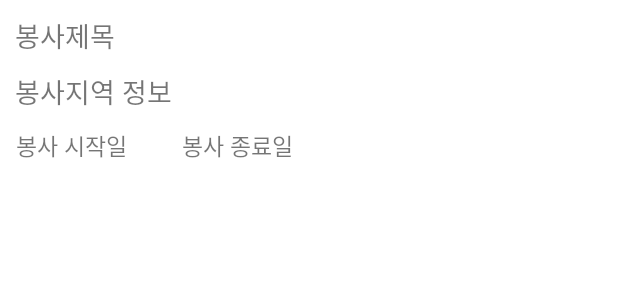
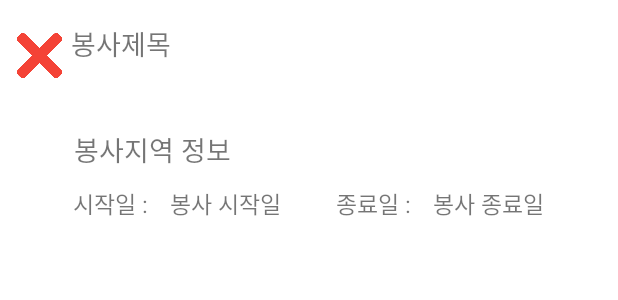
Before and after one commit to MJTeamProject1/VolunteerApp, an Android app: the layout favorite_rv_item.xml on its own in the app's theme, with its tools: preview values and no code run, on a phone screen of 412 x 824 dp. Shown: the top 300 px of the screen. Run offline under Robolectric (Android 15) with nearby library versions, the phone set to English and light mode, and no system bars; network calls fail.

Commit message:
update
즐겨찾기 삭제 업데이트 - 버그 있음

```diff
--- a/app/src/main/java/com/team1/volunteerapp/Favorite/FavoriteRVAdapter.kt
+++ b/app/src/main/java/com/team1/volunteerapp/Favorite/FavoriteRVAdapter.kt
@@ -1,13 +1,18 @@
 package com.team1.volunteerapp.Favorite
 
 import android.os.Build
+import android.util.Log
 import android.view.LayoutInflater
 import android.view.View
 import android.view.ViewGroup
+import android.widget.ImageView
 import android.widget.TextView
+import android.widget.Toast
 import androidx.annotation.RequiresApi
 import androidx.recyclerview.widget.RecyclerView
 import com.team1.volunteerapp.R
+import com.team1.volunteerapp.utils.FBAuth
+import com.team1.volunteerapp.utils.FBRef
 import kotlinx.coroutines.CoroutineScope
 import kotlinx.coroutines.Dispatchers
 import kotlinx.coroutines.launch
@@ -18,7 +23,7 @@ import org.w3c.dom.Node
 import org.w3c.dom.NodeList
 import javax.xml.parsers.DocumentBuilderFactory
 
-class FavoriteRVAdapter (val items : MutableList<String>) : RecyclerView.Adapter<FavoriteRVAdapter.ViewHolder>(){
+class FavoriteRVAdapter (val items : MutableList<String>, val keyList :ArrayList<String>) : RecyclerView.Adapter<FavoriteRVAdapter.ViewHolder>(){
     override fun onCreateViewHolder(parent: ViewGroup, viewType: Int): ViewHolder {
         val view1 = LayoutInflater.from(parent.context).inflate(R.layout.favorite_rv_item, parent, false)
 
@@ -32,7 +37,7 @@ class FavoriteRVAdapter (val items : MutableList<String>) : RecyclerView.Adapter
                 itemClick?.onClick(v, position)
             }
         }
-        holder.bindItems(items[position])
+        holder.bindItems(items[position], keyList[position])
     }
 
     override fun getItemCount(): Int {
@@ -46,7 +51,20 @@ class FavoriteRVAdapter (val items : MutableList<String>) : RecyclerView.Adapter
 
     inner class ViewHolder(itemView: View) : RecyclerView.ViewHolder(itemView){
         @RequiresApi(Build.VERSION_CODES.N)
-        fun bindItems(item : String){
+        fun bindItems(item : String, key : String){
+
+            val del = itemView.findViewById<ImageView>(R.id.delBtn)
+            del.setOnClickListener{
+                Log.d("---------------" , key)
+                if(keyList.contains(key)){
+                    //즐겨찾기 삭제
+                    FBRef.favoriteRef
+                        .child(FBAuth.getUid())
+                        .child(key)
+                        .removeValue()
+                }
+            }
+
             // Coroutine을 이용한 API 불러오기
             val job = CoroutineScope(Dispatchers.IO).launch {
 
@@ -100,6 +118,9 @@ class FavoriteRVAdapter (val items : MutableList<String>) : RecyclerView.Adapter
                 job.join() //suspend에서만 작동하기때문에 runblocking안에 넣는다
                 //join() 함수가 끝날때까지 runblocking이 지속
             }
+
+
+
         }
     }
 }
--- a/app/src/main/java/com/team1/volunteerapp/Favorite/FavoritesActivity.kt
+++ b/app/src/main/java/com/team1/volunteerapp/Favorite/FavoritesActivity.kt
@@ -3,7 +3,9 @@ package com.team1.volunteerapp.Favorite
 import android.content.Intent
 import androidx.appcompat.app.AppCompatActivity
 import android.os.Bundle
+import android.util.Log
 import android.view.View
+import android.widget.ImageView
 import android.widget.Toast
 import androidx.recyclerview.widget.DividerItemDecoration
 import androidx.recyclerview.widget.LinearLayoutManager
@@ -18,6 +20,7 @@ import com.team1.volunteerapp.utils.FBRef
 
 class FavoritesActivity : AppCompatActivity() {
     val favorite_items = mutableListOf<String>()
+    val itemkeyList = ArrayList<String>()
 
     lateinit var favorite_rvAdapter : FavoriteRVAdapter
     override fun onCreate(savedInstanceState: Bundle?) {
@@ -27,7 +30,7 @@ class FavoritesActivity : AppCompatActivity() {
         //RecyclerView Adapter 연결
         val favorite_rv = findViewById<RecyclerView>(R.id.mRecyclerViewFavorite)
 
-        favorite_rvAdapter = FavoriteRVAdapter(favorite_items)
+        favorite_rvAdapter = FavoriteRVAdapter(favorite_items, itemkeyList)
 
         favorite_rv.adapter = favorite_rvAdapter
         favorite_rv.layoutManager = LinearLayoutManager(this)
@@ -38,7 +41,11 @@ class FavoritesActivity : AppCompatActivity() {
 
         favorite_rv.addItemDecoration(dividerItemDecoration)
 
+
+
+
         //realtimeDB에서 즐겨찾기된 부분 가져오기
+        itemkeyList.clear()
         getfavoriteData()
 
         favorite_rvAdapter.itemClick = object : FavoriteRVAdapter.ItemClick{
@@ -47,16 +54,18 @@ class FavoritesActivity : AppCompatActivity() {
                 Toast.makeText(baseContext,"testmessage",Toast.LENGTH_LONG).show()
             }
         }
+
     }
 
+
     private fun getfavoriteData(){
-
         val postListener = object : ValueEventListener{
             override fun onDataChange(snapshot: DataSnapshot) {
+
                 for(dataModel in snapshot.children){
                     favorite_items.add(dataModel.key.toString())
+                    itemkeyList.add(dataModel.key.toString())
                 }
-                println("---------------" + favorite_items.toString())
                 favorite_rvAdapter.notifyDataSetChanged()
             }
 
@@ -67,6 +76,5 @@ class FavoritesActivity : AppCompatActivity() {
         }
         //key 값만 가져옴
         FBRef.favoriteRef.child(FBAuth.getUid()).addValueEventListener(postListener)
-
     }
 }
--- a/app/src/main/res/layout/favorite_rv_item.xml
+++ b/app/src/main/res/layout/favorite_rv_item.xml
@@ -1,55 +1,98 @@
 <?xml version="1.0" encoding="utf-8"?>
-<LinearLayout
+<RelativeLayout
     xmlns:android="http://schemas.android.com/apk/res/android"
     android:orientation="vertical"
     android:layout_width="match_parent"
+    android:layout_margin="5dp"
     android:layout_height="150dp">
+
+    <androidx.cardview.widget.CardView
+        android:layout_width="wrap_content"
+        android:layout_height="wrap_content">
+
+    </androidx.cardview.widget.CardView>
 
     <TextView
         android:id="@+id/mRV_itemText_home"
+        android:layout_width="357dp"
+        android:layout_height="70dp"
+        android:layout_alignParentStart="true"
+        android:layout_alignParentBottom="true"
+        android:layout_marginStart="42dp"
+        android:layout_marginTop="10dp"
+        android:layout_marginBottom="70dp"
+        android:fontFamily="@font/sd4"
         android:text="봉사제목"
-        android:textSize="18sp"
-        android:layout_margin="10dp"
-        android:layout_width="match_parent"
-        android:layout_height="wrap_content"/>
+        android:textSize="18sp" />
 
     <TextView
         android:id="@+id/mRV_itemText_home2"
+        android:layout_width="205dp"
+        android:layout_height="wrap_content"
+        android:layout_alignParentStart="true"
+        android:layout_alignParentBottom="true"
+        android:layout_marginStart="44dp"
+        android:layout_marginLeft="10dp"
+        android:layout_marginTop="40dp"
+        android:layout_marginBottom="42dp"
         android:text="봉사지역 정보"
-        android:textSize="18sp"
-        android:layout_marginLeft="10dp"
-        android:layout_width="match_parent"
-        android:layout_height="wrap_content"/>
+        android:textSize="18sp" />
 
     <androidx.appcompat.widget.LinearLayoutCompat
-        android:layout_margin="5dp"
-        android:layout_width="wrap_content"
-        android:layout_height="wrap_content">
+        android:layout_width="348dp"
+        android:layout_height="wrap_content"
+        android:layout_alignParentStart="true"
+        android:layout_alignParentTop="true"
+        android:layout_marginStart="38dp"
+        android:layout_marginTop="113dp">
+
+        <TextView
+            android:layout_width="wrap_content"
+            android:layout_height="20dp"
+            android:layout_margin="5dp"
+            android:text="시작일 : "
+            android:textSize="15sp" />
 
         <TextView
             android:id="@+id/mRV_itemText_home3"
+            android:layout_width="100dp"
+            android:layout_height="20dp"
+            android:layout_margin="5dp"
             android:text="봉사 시작일"
-            android:textSize="15sp"
+            android:textSize="15sp" />
+
+        <TextView
+            android:layout_width="wrap_content"
+            android:layout_height="20dp"
             android:layout_margin="5dp"
-            android:layout_width="100dp"
-            android:layout_height="20dp"/>
+            android:text="종료일 : "
+            android:textSize="15sp" />
 
         <TextView
             android:id="@+id/mRV_itemText_home4"
+            android:layout_width="100dp"
+            android:layout_height="20dp"
+            android:layout_margin="5dp"
             android:text="봉사 종료일"
-            android:textSize="15sp"
-            android:layout_margin="5dp"
-            android:layout_width="100dp"
-            android:layout_height="20dp"/>
+            android:textSize="15sp" />
 
         <TextView
+            android:id="@+id/vol_num"
             android:layout_width="wrap_content"
             android:layout_height="wrap_content"
-            android:id="@+id/vol_num"
-            android:visibility="invisible"/>
+            android:visibility="invisible" />
 
     </androidx.appcompat.widget.LinearLayoutCompat>
 
+    <ImageView
+        android:id="@+id/delBtn"
+        android:layout_width="30dp"
+        android:layout_height="35dp"
+        android:layout_alignParentStart="true"
+        android:layout_alignParentTop="true"
+        android:layout_marginStart="6dp"
+        android:layout_marginTop="14dp"
+        android:src="@drawable/close" />
 
 
-</LinearLayout>
+</RelativeLayout>
```
Also changed, not shown: app/src/main/res/drawable/close.png (added).
